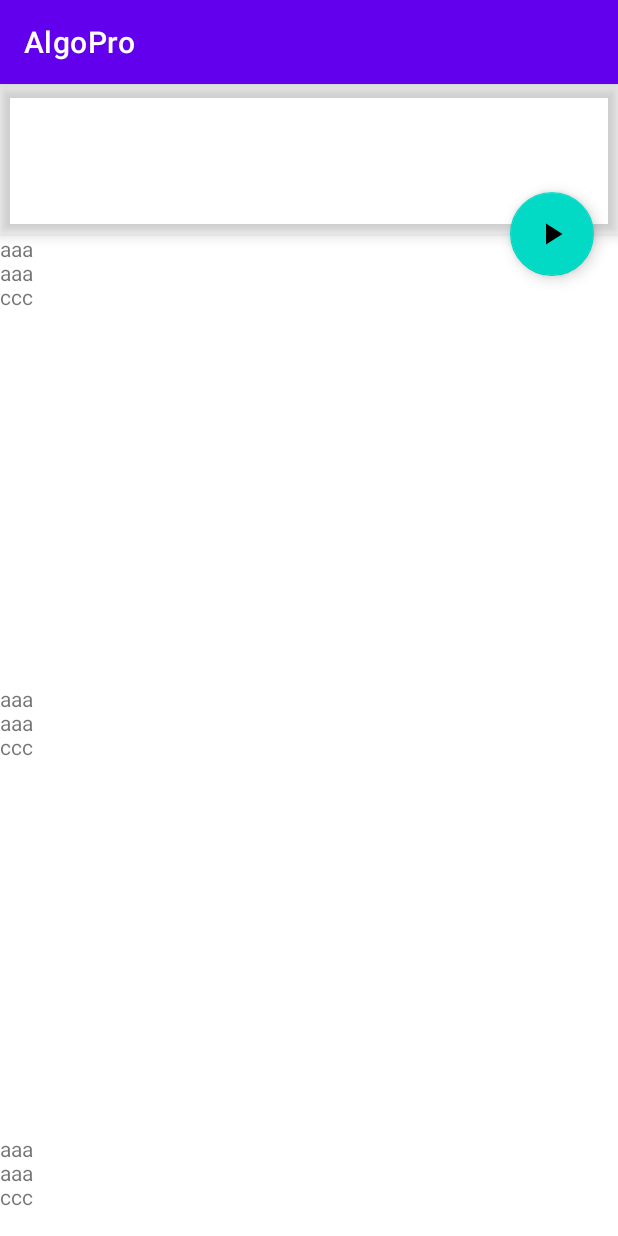
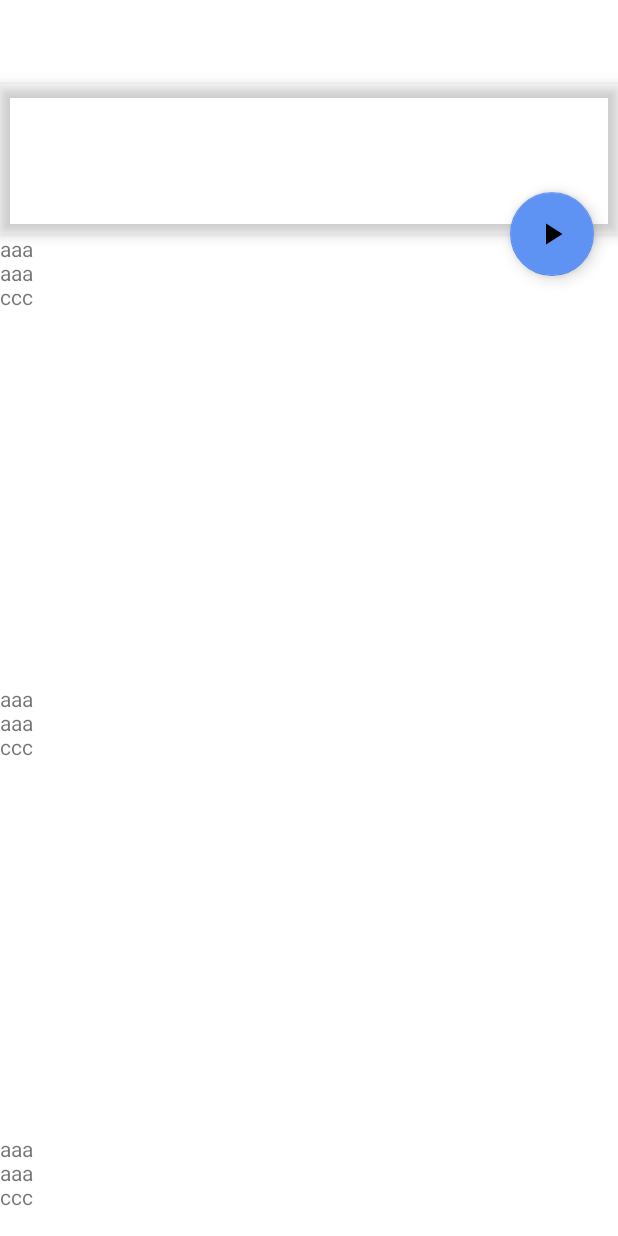
Before and after one commit to DaiJiChen/AlgoPro, an Android app: the AlgoActivity screen opened directly, with no data from a screen before it, on a phone screen of 412 x 824 dp. Run offline under Robolectric (Android 15) with nearby library versions, the light colour scheme and no system bars.

Commit message:
modified fragment

```diff
--- a/app/src/main/java/com/SIT/jichen/myapplication/AlgoActivity.java
+++ b/app/src/main/java/com/SIT/jichen/myapplication/AlgoActivity.java
@@ -11,6 +11,8 @@ public class AlgoActivity extends AppCompatActivity {
         super.onCreate(savedInstanceState);
         setContentView(R.layout.activity_algo);
 
+        this.getSupportActionBar().hide();
+
         // create a fragment
         AlgoFragment algoFragment = AlgoFragment.getInstance(getString(R.string.bubble_sort));
         // use the FragmentManager to create a Fragment Transaction which allows us to add fragments to FrameLayout at runtime.
--- a/app/src/main/java/com/SIT/jichen/myapplication/MainActivity.java
+++ b/app/src/main/java/com/SIT/jichen/myapplication/MainActivity.java
@@ -83,6 +83,9 @@ public class MainActivity extends AppCompatActivity {
     protected void onCreate(Bundle savedInstanceState) {
         super.onCreate(savedInstanceState);
         setContentView(R.layout.activity_main);
+
+        this.getSupportActionBar().hide();
+
         addAllTopics();
     }
 }
--- a/app/src/main/java/com/SIT/jichen/myapplication/OverviewActivity.java
+++ b/app/src/main/java/com/SIT/jichen/myapplication/OverviewActivity.java
@@ -19,6 +19,8 @@ public class OverviewActivity extends AppCompatActivity {
     protected void onCreate(Bundle savedInstanceState) {
         super.onCreate(savedInstanceState);
         setContentView(R.layout.activity_overview);
+
+        this.getSupportActionBar().hide();
 
         Intent intent = getIntent();
         String unitName = intent.getStringExtra("UnitName");
--- a/app/src/main/res/drawable/ic_play.xml
+++ b/app/src/main/res/drawable/ic_play_white.xml
@@ -1,9 +1,9 @@
 <vector xmlns:android="http://schemas.android.com/apk/res/android"
-    android:width="24dp"
-    android:height="24dp"
+    android:width="18dp"
+    android:height="18dp"
     android:viewportWidth="24"
     android:viewportHeight="24">
   <path
-      android:fillColor="#FFFFFF"
-      android:pathData="M8,5v14l11,-7L8,5z"/>
+      android:pathData="M8,5v14l11,-7L8,5z"
+      android:fillColor="#ffffff"/>
 </vector>
--- a/app/src/main/res/layout/fragment_algo.xml
+++ b/app/src/main/res/layout/fragment_algo.xml
@@ -6,6 +6,7 @@
     android:id="@+id/coordinator"
     android:layout_width="match_parent"
     android:layout_height="match_parent"
+    android:background="@color/white"
     android:fitsSystemWindows="true"
     tools:context=".AlgoFragment">
 
@@ -32,8 +33,8 @@
         android:layout_width="wrap_content"
         android:layout_height="wrap_content"
         android:layout_margin="16dp"
-        android:background="@color/super_Deep_Blue"
-        android:src="@drawable/ic_play"
+        android:src="@drawable/ic_play_white"
+        app:backgroundTint="@color/light_Blue"
         app:layout_anchor="@id/appBarLayout"
         app:layout_anchorGravity="bottom|right|end" />
 
--- a/app/src/main/res/values-night/themes.xml
+++ b/app/src/main/res/values-night/themes.xml
@@ -2,7 +2,7 @@
     <!-- Base application theme. -->
     <style name="Theme.AlgoPro" parent="Theme.MaterialComponents.DayNight.DarkActionBar">
         <!-- Primary brand color. -->
-        <item name="colorPrimary">@color/purple_200</item>
+        <item name="colorPrimary">@color/white</item>
         <item name="colorPrimaryVariant">@color/purple_700</item>
         <item name="colorOnPrimary">@color/black</item>
         <!-- Secondary brand color. -->
--- a/app/src/main/res/values/colors.xml
+++ b/app/src/main/res/values/colors.xml
@@ -7,9 +7,14 @@
     <color name="teal_700">#FF018786</color>
     <color name="black">#FF000000</color>
     <color name="white">#FFFFFFFF</color>
-    <color name="text_grid">#F9474646</color>
+
     <color name="card_grid">#AAA8A8</color>
     <color name="card_deep_blue">#E6404FAF</color>
     <color name="card_yellow">#EBF6BE30</color>
+
+    <color name="text_grid">#F9474646</color>
+
     <color name="super_Deep_Blue">#002984</color>
+    <color name="light_Blue">#5e92f3</color>
+
 </resources>
--- a/app/src/main/res/values/themes.xml
+++ b/app/src/main/res/values/themes.xml
@@ -2,7 +2,7 @@
     <!-- Base application theme. -->
     <style name="Theme.AlgoPro" parent="Theme.MaterialComponents.DayNight.DarkActionBar">
         <!-- Primary brand color. -->
-        <item name="colorPrimary">@color/purple_500</item>
+        <item name="colorPrimary">@color/white</item>
         <item name="colorPrimaryVariant">@color/purple_700</item>
         <item name="colorOnPrimary">@color/white</item>
         <!-- Secondary brand color. -->
```
Also changed, not shown: app/src/main/res/layout/activity_overview.xml (+5 -3 lines).
